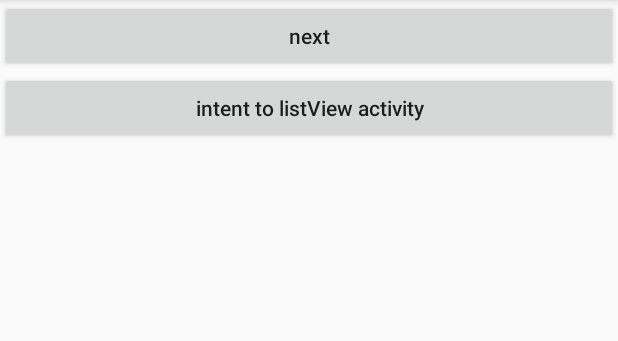
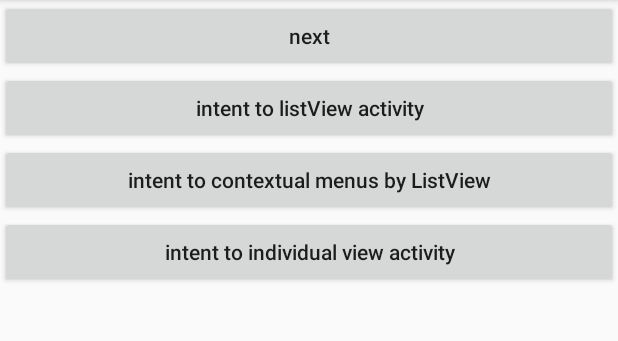
Before and after one commit to yann02/HelloKotlin, an Android app: the screen it shows after launch (MainActivity), on a phone screen of 412 x 824 dp, the part 84-425 px from its top. Run offline under Robolectric (Android 15) with nearby library versions, the phone set to English and light mode, and no system bars.

Commit message:
添加长按单个组件显示上下文菜单的功能

```diff
--- a/app/src/main/AndroidManifest.xml
+++ b/app/src/main/AndroidManifest.xml
@@ -9,7 +9,9 @@
         android:roundIcon="@mipmap/ic_launcher_round"
         android:supportsRtl="true"
         android:theme="@style/AppTheme">
-        <activity android:name=".listview.RecycleviewActivity"></activity>
+        <activity android:name=".listview.IndividualViewActivity"></activity>
+        <activity android:name=".listview.ListViewOnContextualMenusActivity" />
+        <activity android:name=".listview.RecycleviewActivity" />
         <activity android:name=".listview.ListViewActivity" />
         <activity android:name=".NextActivity">
             <intent-filter>
--- a/app/src/main/java/com/example/hellokotlin/MainActivity.kt
+++ b/app/src/main/java/com/example/hellokotlin/MainActivity.kt
@@ -9,7 +9,9 @@ import android.view.Menu
 import android.view.MenuItem
 import android.view.View
 import android.widget.Button
+import com.example.hellokotlin.listview.IndividualViewActivity
 import com.example.hellokotlin.listview.ListViewActivity
+import com.example.hellokotlin.listview.ListViewOnContextualMenusActivity
 
 class MainActivity : AppCompatActivity() {
     private lateinit var next: Button
@@ -17,13 +19,26 @@ class MainActivity : AppCompatActivity() {
     override fun onCreate(savedInstanceState: Bundle?) {
         super.onCreate(savedInstanceState)
         setContentView(R.layout.activity_main)
-
         initView()
     }
 
     private fun initView() {
         initNext()
         initLv()
+        initContextMenu()
+        initIndividual()
+    }
+
+    private fun initIndividual() {
+        findViewById<Button>(R.id.btn_individual).setOnClickListener(){
+            startActivity(Intent(this,IndividualViewActivity::class.java))
+        }
+    }
+
+    private fun initContextMenu() {
+        findViewById<Button>(R.id.btn_contextual_menu).setOnClickListener(){
+            startActivity(Intent(this,ListViewOnContextualMenusActivity::class.java))
+        }
     }
 
     private fun initLv() {
--- a/app/src/main/res/layout/activity_main.xml
+++ b/app/src/main/res/layout/activity_main.xml
@@ -13,15 +13,33 @@
         android:text="@string/next"
         android:textAllCaps="false"
         app:layout_constraintStart_toStartOf="parent"
-        app:layout_constraintTop_toTopOf="parent"/>
+        app:layout_constraintTop_toTopOf="parent" />
+
+    <Button
+        android:id="@+id/btn_lv"
+        android:layout_width="match_parent"
+        android:layout_height="wrap_content"
+        android:text="@string/btn_list_view"
+        android:textAllCaps="false"
+        app:layout_constraintLeft_toLeftOf="parent"
+        app:layout_constraintTop_toBottomOf="@+id/btn_next" />
+
+    <Button
+        android:id="@+id/btn_contextual_menu"
+        android:layout_width="match_parent"
+        android:layout_height="wrap_content"
+        android:text="@string/intent_to_contextual_menus_by_listview"
+        android:textAllCaps="false"
+        app:layout_constraintLeft_toLeftOf="parent"
+        app:layout_constraintTop_toBottomOf="@+id/btn_lv" />
 
     <Button
         android:layout_width="match_parent"
         android:layout_height="wrap_content"
-        android:id="@+id/btn_lv"
+        android:id="@+id/btn_individual"
         app:layout_constraintLeft_toLeftOf="parent"
-        app:layout_constraintTop_toBottomOf="@+id/btn_next"
-        android:text="@string/btn_list_view"
+        app:layout_constraintTop_toBottomOf="@+id/btn_contextual_menu"
+        android:text="@string/intent_to_individual_view_activity"
         android:textAllCaps="false"/>
 
 
--- a/app/src/main/res/values/strings.xml
+++ b/app/src/main/res/values/strings.xml
@@ -10,4 +10,7 @@
     <string name="android">Android</string>
     <string name="ios">IOS</string>
     <string name="btn_list_view">intent to listView activity</string>
+    <string name="intent_to_contextual_menus_by_listview">intent to contextual menus by ListView</string>
+    <string name="show_menus_of_contextual">Show menus of contextual</string>
+    <string name="intent_to_individual_view_activity">intent to individual view activity</string>
 </resources>
```
Also changed, not shown: app/src/main/java/com/example/hellokotlin/listview/IndividualViewActivity.kt (added, +78 -0 lines), app/src/main/java/com/example/hellokotlin/listview/ListViewOnContextualMenusActivity.kt (added, +80 -0 lines), app/src/main/res/layout/activity_individual_view.xml (added, +18 -0 lines), app/src/main/res/layout/activity_list_view_on_contextual_menus.xml (added, +17 -0 lines).
